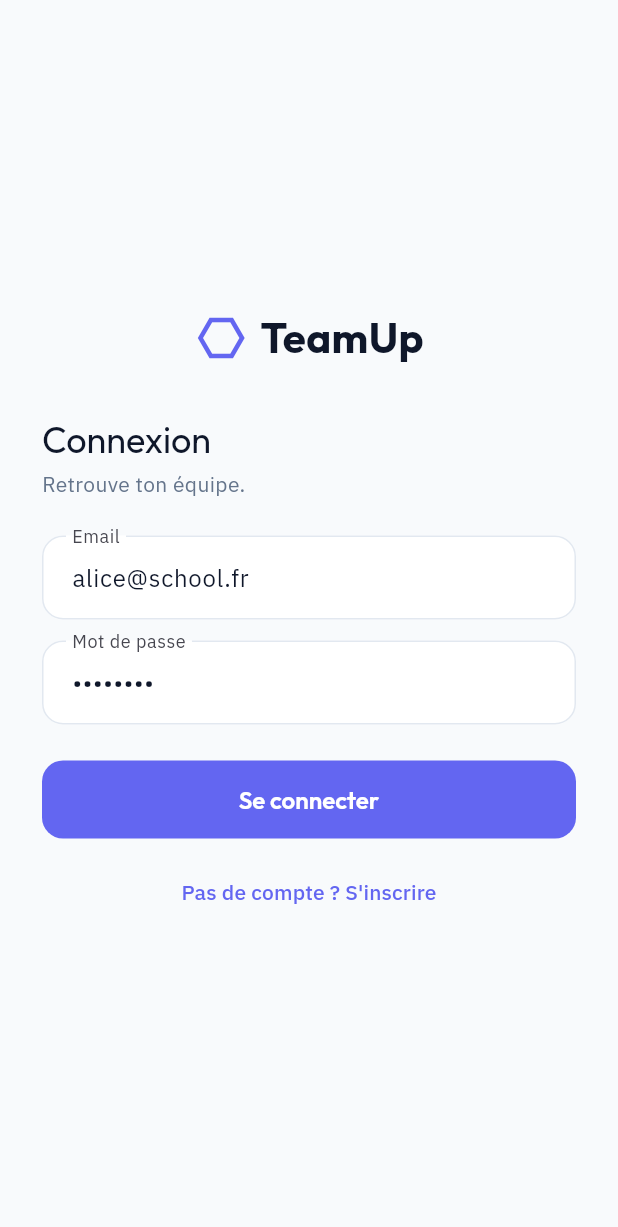
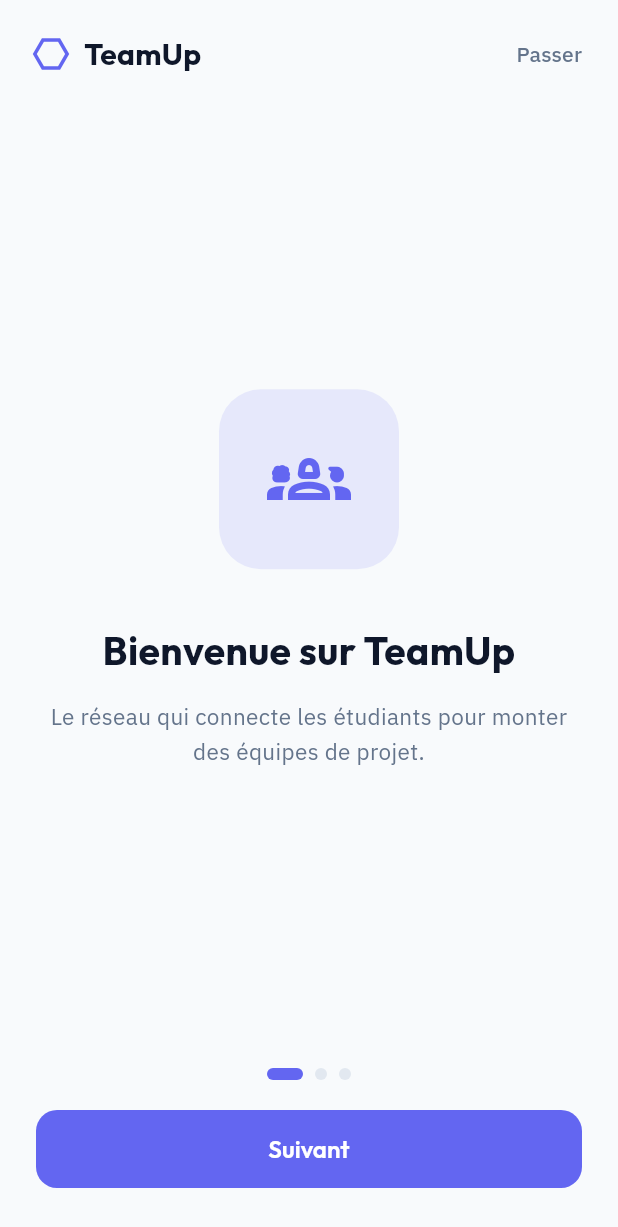
Before and after one commit to Uncher1/TeamUp, a Flutter app: the screen it shows after launch, on a phone screen of 412 x 824 dp. Shown: the top 1227 px of the screen. Run offline on Flutter 3.47's test engine with Material 3 defaults, Android fonts, the phone set to English and light mode, and no system bars; our stand-ins replace dio, flutter_secure_storage, google_fonts, image_picker, socket_io_client; accounts and stored records are empty.

Commit message:
Onboarding: first-launch intro + post-signup profile completion
Item 9 — two onboarding flows wired into the auth gate:
- First launch ever shows a 3-slide intro carousel (OnboardingScreen)
  before the login screen; "Commencer"/"Passer" persists an `onboarded`
  flag in secure storage (survives logout) so it shows only once.
- Right after registration, the new account is routed to
  CompleteProfileScreen (bio/school + skills + interests, with Terminer
  and Passer) before the app shell. Gated by AuthProvider.justRegistered
  (set on register, cleared on login or once handled) — existing users and
  logins are unaffected.

AuthGate: unknown→splash; unauthenticated→(onboarded? login : onboarding);
authenticated→(justRegistered? complete-profile : shell).

Verified 390x844: fresh storage shows onboarding → Passer → login (flag
persisted); registering a new user routes to CompleteProfileScreen; that
user then lands on the shell. dart analyze lib clean; flutter build web
exit 0. (Test user created then deleted.)

```diff
--- a/frontend/lib/core/storage.dart
+++ b/frontend/lib/core/storage.dart
@@ -3,6 +3,7 @@ import 'package:flutter_secure_storage/flutter_secure_storage.dart';
 /// Thin wrapper around secure storage for the JWT.
 class TokenStorage {
   static const _key = 'teamup_jwt';
+  static const _onboardedKey = 'teamup_onboarded';
   final FlutterSecureStorage _storage;
 
   TokenStorage([FlutterSecureStorage? storage])
@@ -11,4 +12,8 @@ class TokenStorage {
   Future<String?> read() => _storage.read(key: _key);
   Future<void> write(String token) => _storage.write(key: _key, value: token);
   Future<void> clear() => _storage.delete(key: _key);
+
+  /// First-launch onboarding flag (device-local, survives logout).
+  Future<bool> readOnboarded() async => (await _storage.read(key: _onboardedKey)) == '1';
+  Future<void> setOnboarded() => _storage.write(key: _onboardedKey, value: '1');
 }
--- a/frontend/lib/main.dart
+++ b/frontend/lib/main.dart
@@ -23,6 +23,8 @@ import 'repositories/settings_repo.dart';
 import 'repositories/user_repo.dart';
 import 'screens/auth/login_screen.dart';
 import 'screens/common/splash_screen.dart';
+import 'screens/onboarding/complete_profile_screen.dart';
+import 'screens/onboarding/onboarding_screen.dart';
 import 'screens/shell/app_shell.dart';
 
 void main() => runApp(const TeamUpApp());
@@ -114,13 +116,25 @@ class AuthGate extends StatelessWidget {
 
   @override
   Widget build(BuildContext context) {
-    final status = context.watch<AuthProvider>().status;
-    switch (status) {
+    final auth = context.watch<AuthProvider>();
+    switch (auth.status) {
       case AuthStatus.unknown:
         return const SplashScreen();
       case AuthStatus.authenticated:
+        // Brand-new accounts are routed through profile completion first.
+        if (auth.justRegistered) {
+          return CompleteProfileScreen(
+            onDone: () => context.read<AuthProvider>().clearJustRegistered(),
+          );
+        }
         return const AppShell();
       case AuthStatus.unauthenticated:
+        // First launch ever shows the intro before the login screen.
+        if (!auth.onboarded) {
+          return OnboardingScreen(
+            onDone: () => context.read<AuthProvider>().setOnboarded(),
+          );
+        }
         return const LoginScreen();
     }
   }
--- /dev/null
+++ b/frontend/lib/screens/onboarding/onboarding_screen.dart
@@ -0,0 +1,186 @@
+import 'package:flutter/material.dart';
+import 'package:google_fonts/google_fonts.dart';
+
+import '../../core/theme.dart';
+import '../../design_system/ds.dart';
+
+class OnboardingScreen extends StatefulWidget {
+  final VoidCallback onDone;
+  const OnboardingScreen({super.key, required this.onDone});
+
+  @override
+  State<OnboardingScreen> createState() => _OnboardingScreenState();
+}
+
+class _OnboardingScreenState extends State<OnboardingScreen> {
+  final PageController _pageCtrl = PageController();
+  int _currentPage = 0;
+
+  static const List<_SlideData> _slides = [
+    _SlideData(
+      icon: Icons.groups_2_outlined,
+      title: 'Bienvenue sur TeamUp',
+      subtitle:
+          'Le réseau qui connecte les étudiants pour monter des équipes de projet.',
+    ),
+    _SlideData(
+      icon: Icons.auto_awesome,
+      title: 'Trouve les bons coéquipiers',
+      subtitle:
+          'Un matching par compétences et centres d\'intérêt te propose les profils les plus pertinents.',
+    ),
+    _SlideData(
+      icon: Icons.chat_bubble_outline,
+      title: 'Collabore en temps réel',
+      subtitle:
+          'Discute, postule à des projets et construis ton équipe, directement dans l\'app.',
+    ),
+  ];
+
+  @override
+  void dispose() {
+    _pageCtrl.dispose();
+    super.dispose();
+  }
+
+  void _next() {
+    if (_currentPage < _slides.length - 1) {
+      _pageCtrl.animateToPage(
+        _currentPage + 1,
+        duration: const Duration(milliseconds: 350),
+        curve: Curves.easeInOut,
+      );
+    } else {
+      widget.onDone();
+    }
+  }
+
+  @override
+  Widget build(BuildContext context) {
+    final p = context.palette;
+    final primary = Theme.of(context).colorScheme.primary;
+    final isLast = _currentPage == _slides.length - 1;
+
+    return Scaffold(
+      backgroundColor: p.background,
+      body: SafeArea(
+        child: Column(
+          children: [
+            // ── Top bar ───────────────────────────────────────────────
+            Padding(
+              padding: const EdgeInsets.fromLTRB(20, 12, 12, 0),
+              child: Row(
+                mainAxisAlignment: MainAxisAlignment.spaceBetween,
+                children: [
+                  const BrandHeader(iconSize: 28, fontSize: 20),
+                  TextButton(
+                    onPressed: widget.onDone,
+                    child: Text(
+                      'Passer',
+                      style: TextStyle(color: p.textMuted),
+                    ),
+                  ),
+                ],
+              ),
+            ),
+
+            // ── Slides ────────────────────────────────────────────────
+            Expanded(
+              child: PageView.builder(
+                controller: _pageCtrl,
+                itemCount: _slides.length,
+                onPageChanged: (i) => setState(() => _currentPage = i),
+                itemBuilder: (context, index) {
+                  final slide = _slides[index];
+                  return Padding(
+                    padding: const EdgeInsets.symmetric(horizontal: 32),
+                    child: Column(
+                      mainAxisAlignment: MainAxisAlignment.center,
+                      children: [
+                        // Icon in soft rounded square
+                        Container(
+                          width: 120,
+                          height: 120,
+                          decoration: BoxDecoration(
+                            color: p.itemHoverBg,
+                            borderRadius: BorderRadius.circular(28),
+                          ),
+                          child: Icon(
+                            slide.icon,
+                            size: 56,
+                            color: primary,
+                          ),
+                        ),
+                        const SizedBox(height: 36),
+                        Text(
+                          slide.title,
+                          style: GoogleFonts.outfit(
+                            fontSize: 26,
+                            fontWeight: FontWeight.w700,
+                            color: p.textPrimary,
+                          ),
+                          textAlign: TextAlign.center,
+                        ),
+                        const SizedBox(height: 14),
+                        Text(
+                          slide.subtitle,
+                          style: TextStyle(
+                            fontSize: 15,
+                            color: p.textMuted,
+                            height: 1.5,
+                          ),
+                          textAlign: TextAlign.center,
+                        ),
+                      ],
+                    ),
+                  );
+                },
+              ),
+            ),
+
+            // ── Page dots ─────────────────────────────────────────────
+            Padding(
+              padding: const EdgeInsets.only(bottom: 20),
+              child: Row(
+                mainAxisAlignment: MainAxisAlignment.center,
+                children: List.generate(_slides.length, (i) {
+                  final active = i == _currentPage;
+                  return AnimatedContainer(
+                    duration: const Duration(milliseconds: 220),
+                    margin: const EdgeInsets.symmetric(horizontal: 4),
+                    width: active ? 24 : 8,
+                    height: 8,
+                    decoration: BoxDecoration(
+                      color: active ? primary : p.slate200,
+                      borderRadius: BorderRadius.circular(4),
+                    ),
+                  );
+                }),
+              ),
+            ),
+
+            // ── CTA button ────────────────────────────────────────────
+            Padding(
+              padding: const EdgeInsets.fromLTRB(24, 0, 24, 32),
+              child: AppButton(
+                onPressed: _next,
+                child: Text(isLast ? 'Commencer' : 'Suivant'),
+              ),
+            ),
+          ],
+        ),
+      ),
+    );
+  }
+}
+
+class _SlideData {
+  final IconData icon;
+  final String title;
+  final String subtitle;
+  const _SlideData({
+    required this.icon,
+    required this.title,
+    required this.subtitle,
+  });
+}
```
Also changed, not shown: frontend/lib/providers/auth_provider.dart (+25 -3 lines), frontend/lib/screens/onboarding/complete_profile_screen.dart (added, +327 -0 lines).
